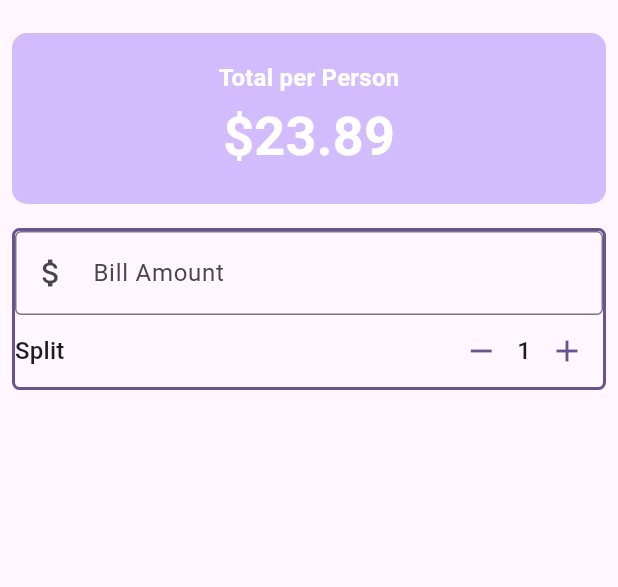
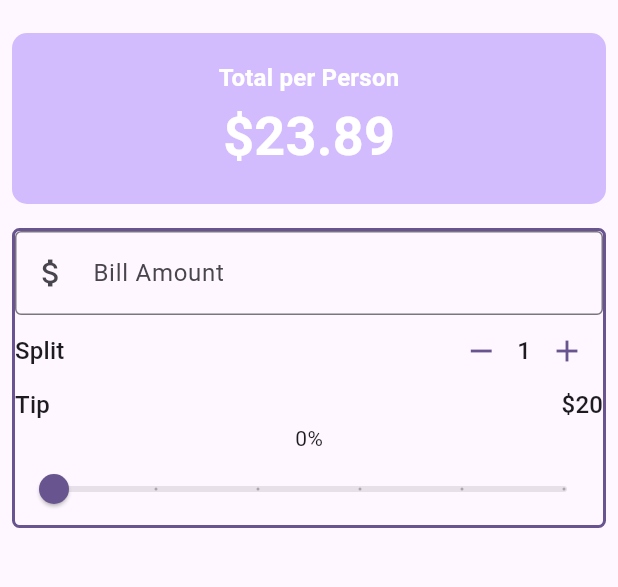
Before and after one commit to HideakiKawakawa/utip, a Flutter app: the screen it shows after launch, on a phone screen of 412 x 824 dp, the part 63-650 px from its top. Run offline on Flutter 3.47's test engine with Material 3 defaults, Android fonts, the phone set to English and light mode, and no system bars.

Commit message:
Refactor tip Slider

```diff
--- a/lib/main.dart
+++ b/lib/main.dart
@@ -1,5 +1,6 @@
 import 'package:flutter/material.dart';
 import 'package:utip/widgets/person_counter.dart';
+import 'package:utip/widgets/tip_slider.dart';
 
 void main() {
   runApp(const MyApp());
@@ -31,6 +32,8 @@ class UTip extends StatefulWidget {
 
 class _UTipState extends State<UTip> {
   int _personCount = 1;
+
+  double _tipPercentage = 0.0;
 
   //Methods
   void increment() {
@@ -117,8 +120,35 @@ class _UTipState extends State<UTip> {
                         personCount: _personCount,
                         onDecrement: decrement,
                         onIncrement: increment,
+                      ),
+                    ],
+                  ),
+                  // === Tip Section ===
+                  Row(
+                    mainAxisAlignment: MainAxisAlignment.spaceBetween,
+                    children: [
+                      Text(
+                        'Tip',
+                        style: theme.textTheme.titleMedium,
+                      ),
+                      Text(
+                        "\$20",
+                        style: theme.textTheme.titleMedium,
                       )
                     ],
+                  ),
+
+                  //== Slider Text ==
+                  Text('${(_tipPercentage * 100).round()}%'),
+
+                  //== Tip Slider ==
+                  TipSlider(
+                    tipPercentage: _tipPercentage,
+                    onChanged: (double value) {
+                      setState(() {
+                        _tipPercentage = value;
+                      });
+                    },
                   )
                 ],
               ),
--- /dev/null
+++ b/lib/widgets/tip_slider.dart
@@ -0,0 +1,24 @@
+import 'package:flutter/material.dart';
+
+class TipSlider extends StatelessWidget {
+  const TipSlider({
+    super.key,
+    required double tipPercentage,
+    required this.onChanged,
+  }) : _tipPercentage = tipPercentage;
+
+  final double _tipPercentage;
+  final ValueChanged<double> onChanged;
+
+  @override
+  Widget build(BuildContext context) {
+    return Slider(
+      value: _tipPercentage,
+      onChanged: onChanged,
+      min: 0,
+      max: 0.5,
+      divisions: 5,
+      label: '${(_tipPercentage * 100).round()}%',
+    );
+  }
+}
```
